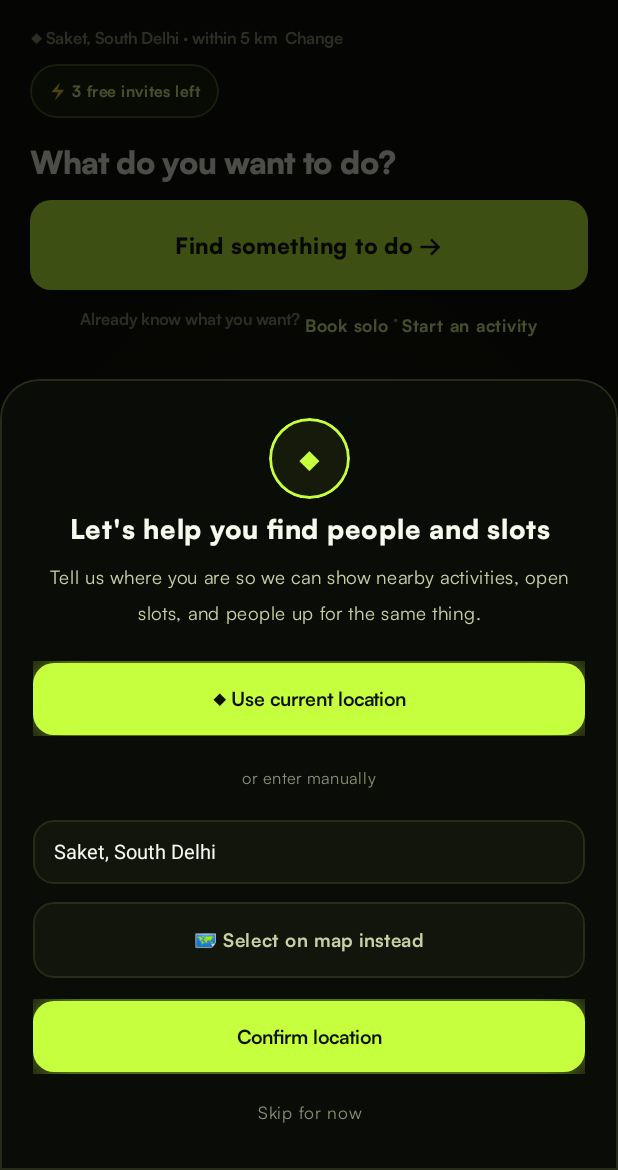
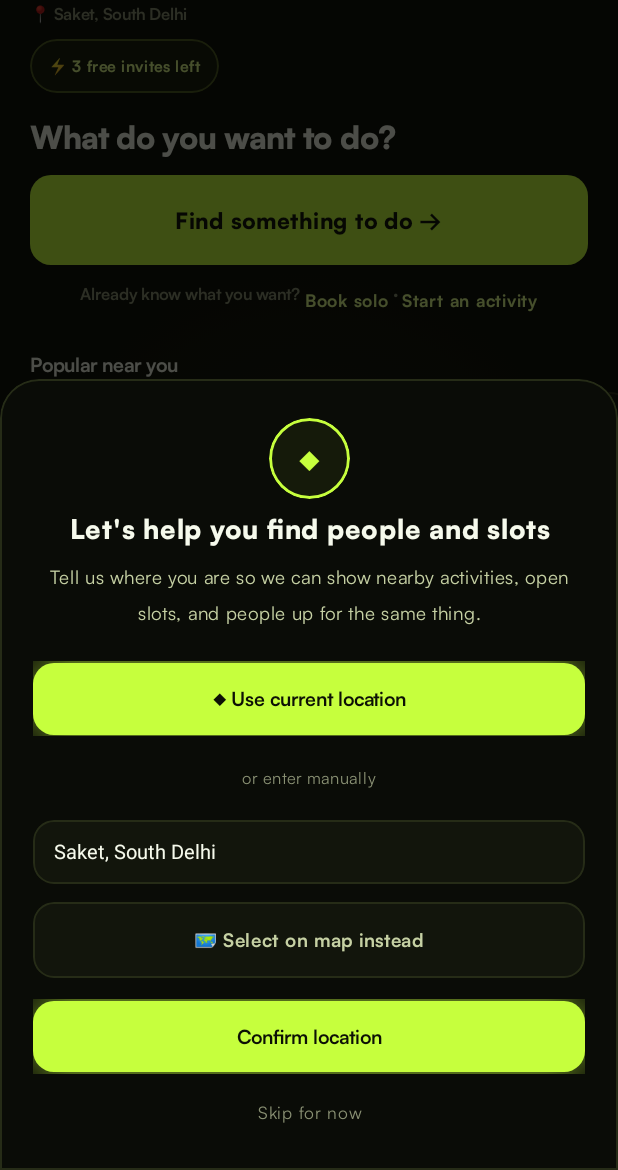
Before and after one commit to userAksh/MaxTime, an Android app built with Jetpack Compose: the composable HomeScreen shown on its own in the app's theme, on a phone screen of 412 x 824 dp, the part 66-1236 px from its top. Run offline under Robolectric (Android 15) with nearby library versions, the phone set to English and light mode, and no system bars; our stand-ins replace Compose Multiplatform resources; libraries missing offline, so code that uses them is left out: dev.gitlive.firebase; 2 statements that could not run were skipped.

Commit message:
Pin section headers to the top on Discover/Groups/Plans/Home
Title + subtitle now render in ScreenScaffold's topBar slot (already
rendered outside the scrollable content) instead of inside the
scrollable Column, so they stay visible while the list scrolls
underneath. Home's MaxTime bar + location line get the same treatment
manually, since HomeScreen doesn't use ScreenScaffold.

Co-Authored-By: Claude Sonnet 5 <noreply@anthropic.com>

```diff
--- a/shared/src/commonMain/kotlin/com/maxtime/app/ui/screens/intent/HomeScreen.kt
+++ b/shared/src/commonMain/kotlin/com/maxtime/app/ui/screens/intent/HomeScreen.kt
@@ -54,15 +54,15 @@ fun HomeScreen(state: AppState, router: Router) {
     val scope = rememberCoroutineScope()
     Box(Modifier.fillMaxSize()) {
         Column(Modifier.fillMaxSize().background(MaxTimeColors.screenGradient).statusBarsPadding()) {
-          Column(Modifier.weight(1f).fillMaxWidth().verticalScroll(rememberScrollState())) {
             HomeTopBar()
             Text(
-                "◆ ${state.location.area} · within ${state.location.radiusLabel}  Change",
+                "📍 ${state.location.area}",
                 style = MaxTimeType.caption,
                 modifier = Modifier
-                    .padding(horizontal = MaxTimeSpacing.screenPadding, vertical = 6.dp)
+                    .padding(start = MaxTimeSpacing.screenPadding, end = MaxTimeSpacing.screenPadding, top = 0.dp, bottom = 6.dp)
                     .clickable { state.locationConfirmed = false }
             )
+          Column(Modifier.weight(1f).fillMaxWidth().verticalScroll(rememberScrollState())) {
             Box(
                 Modifier
                     .padding(horizontal = MaxTimeSpacing.screenPadding, vertical = 4.dp)
@@ -245,7 +245,7 @@ fun HomeScreen(state: AppState, router: Router) {
 @Composable
 private fun HomeTopBar() {
     Row(
-        Modifier.fillMaxWidth().padding(horizontal = MaxTimeSpacing.screenPadding, vertical = 12.dp),
+        Modifier.fillMaxWidth().padding(start = MaxTimeSpacing.screenPadding, end = MaxTimeSpacing.screenPadding, top = 12.dp, bottom = 2.dp),
         horizontalArrangement = Arrangement.SpaceBetween,
         verticalAlignment = Alignment.CenterVertically
     ) {
```
Also changed, not shown: shared/src/commonMain/kotlin/com/maxtime/app/ui/screens/tabs/DiscoverScreen.kt (+5 -2 lines), shared/src/commonMain/kotlin/com/maxtime/app/ui/screens/tabs/GroupsScreen.kt (+5 -2 lines), shared/src/commonMain/kotlin/com/maxtime/app/ui/screens/tabs/PlansScreen.kt (+5 -2 lines).
